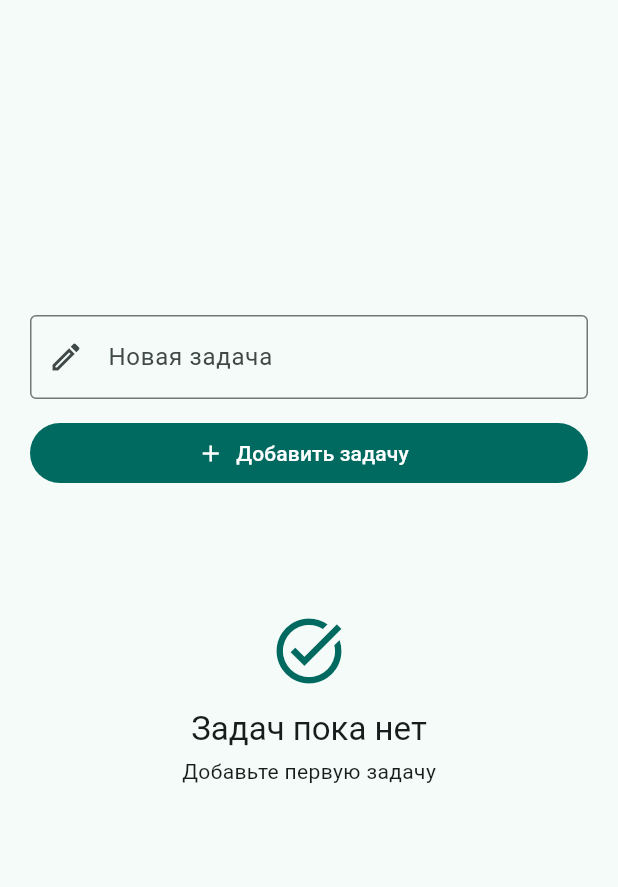
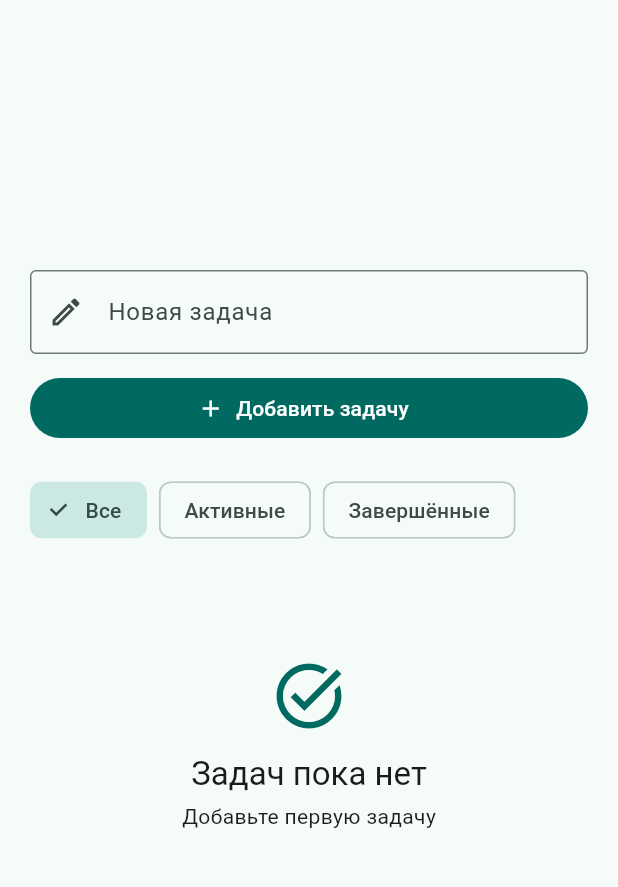
Before and after one commit to halsab/flutter-harness-lab, a Flutter app: the screen it shows after launch, on a phone screen of 412 x 824 dp, the part 63-950 px from its top. Run offline on Flutter 3.47's test engine with Material 3 defaults, Android fonts, the phone set to English and light mode, and no system bars; our stand-ins replace shared_preferences.

Commit message:
Add task status filters

```diff
--- a/lib/main.dart
+++ b/lib/main.dart
@@ -40,6 +40,7 @@ class _TaskListScreenState extends State<TaskListScreen> {
   var _tasks = <TaskItem>[];
   var _isLoading = true;
   var _loadFailed = false;
+  var _taskFilter = _TaskFilter.all;
   final _pendingAddTitles = <String>{};
   Future<void> _pendingWrites = Future<void>.value();
 
@@ -163,6 +164,13 @@ class _TaskListScreenState extends State<TaskListScreen> {
 
   @override
   Widget build(BuildContext context) {
+    final visibleTasks = _tasks.where((task) {
+      return switch (_taskFilter) {
+        _TaskFilter.all => true,
+        _TaskFilter.active => !task.isCompleted,
+        _TaskFilter.completed => task.isCompleted,
+      };
+    }).toList();
     return Scaffold(
       appBar: AppBar(title: const Text('Мои задачи')),
       body: SafeArea(
@@ -205,6 +213,21 @@ class _TaskListScreenState extends State<TaskListScreen> {
                       ),
                     ),
                     const SizedBox(height: 20),
+                    if (!_isLoading && !_loadFailed) ...[
+                      Wrap(
+                        spacing: 8,
+                        children: [
+                          for (final filter in _TaskFilter.values)
+                            ChoiceChip(
+                              label: Text(filter.label),
+                              selected: _taskFilter == filter,
+                              onSelected: (_) =>
+                                  setState(() => _taskFilter = filter),
+                            ),
+                        ],
+                      ),
+                      const SizedBox(height: 12),
+                    ],
                     if (_isLoading)
                       const SizedBox(
                         height: 200,
@@ -217,8 +240,13 @@ class _TaskListScreenState extends State<TaskListScreen> {
                       )
                     else if (_tasks.isEmpty)
                       const SizedBox(height: 240, child: _EmptyTasks())
+                    else if (visibleTasks.isEmpty)
+                      SizedBox(
+                        height: 200,
+                        child: _EmptyFilteredTasks(filter: _taskFilter),
+                      )
                     else
-                      for (final task in _tasks)
+                      for (final task in visibleTasks)
                         _TaskRow(
                           task: task,
                           onToggle: (isCompleted) =>
@@ -233,6 +261,34 @@ class _TaskListScreenState extends State<TaskListScreen> {
           ),
         ),
       ),
+    );
+  }
+}
+
+enum _TaskFilter {
+  all('Все'),
+  active('Активные'),
+  completed('Завершённые');
+
+  const _TaskFilter(this.label);
+
+  final String label;
+}
+
+class _EmptyFilteredTasks extends StatelessWidget {
+  const _EmptyFilteredTasks({required this.filter});
+
+  final _TaskFilter filter;
+
+  @override
+  Widget build(BuildContext context) {
+    final message = switch (filter) {
+      _TaskFilter.all => 'Задач пока нет',
+      _TaskFilter.active => 'Нет активных задач',
+      _TaskFilter.completed => 'Нет завершённых задач',
+    };
+    return Center(
+      child: Text(message, style: Theme.of(context).textTheme.titleMedium),
     );
   }
 }
```
Also changed, not shown: 1 other file.
